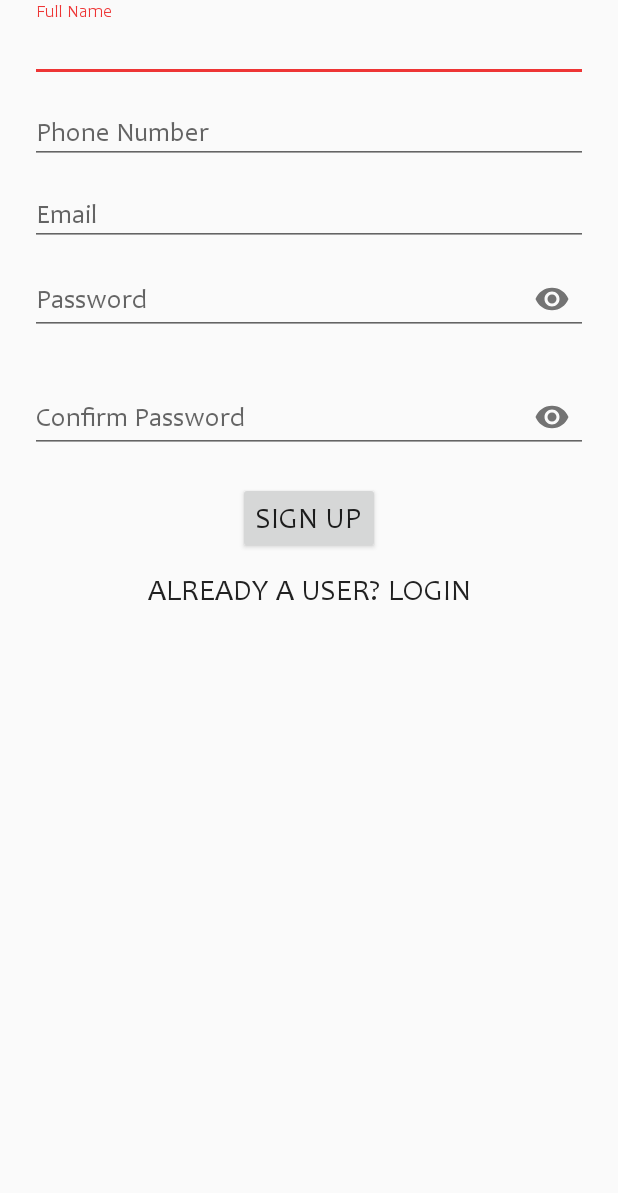
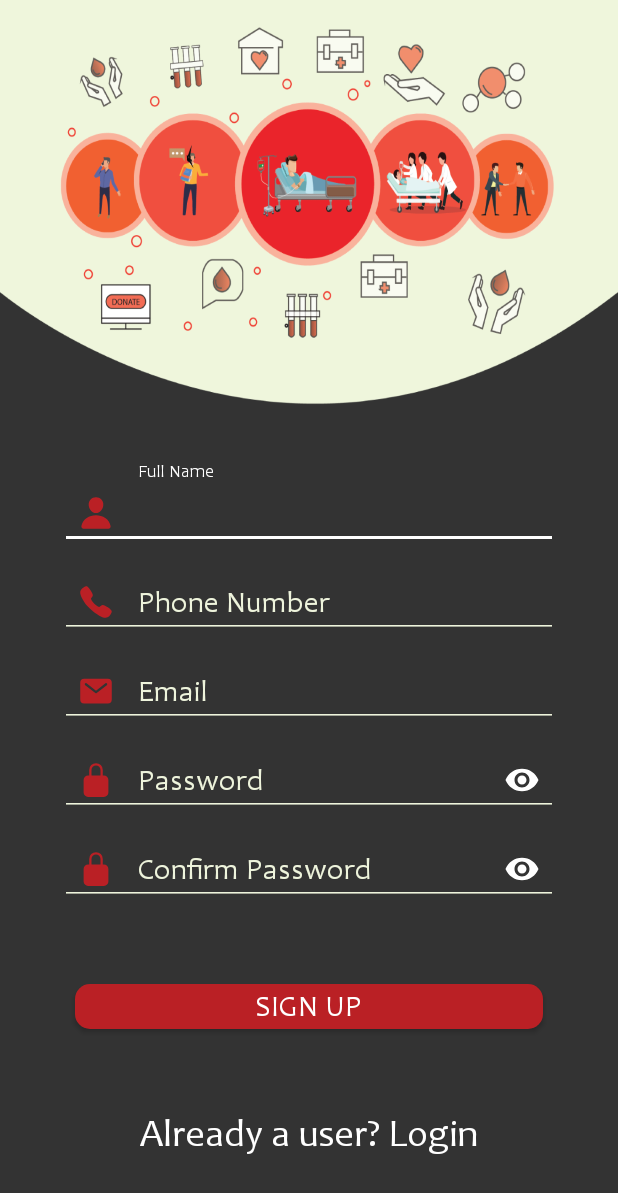
Before and after one commit to RzRiz/KinBloodDemo, an Android app: the MainActivity screen opened directly, with no data from a screen before it, on a phone screen of 412 x 824 dp. Shown: the top 1193 px of the screen. Run offline under Robolectric (Android 15) with nearby library versions, the phone set to English and light mode, and no system bars; 4 statements that could not run were skipped.

Commit message:
5th commit

```diff
--- /dev/null
+++ b/app/src/main/res/drawable/ic_call.xml
@@ -0,0 +1,10 @@
+<vector
+    xmlns:android="http://schemas.android.com/apk/res/android"
+    android:width="24dp"
+    android:height="24dp"
+    android:viewportWidth="512"
+    android:viewportHeight="512">
+    <path
+        android:fillColor="#FF000000"
+        android:pathData="M391,480c-19.52,0 -46.94,-7.06 -88,-30 -49.93,-28 -88.55,-53.85 -138.21,-103.38C116.91,298.77 93.61,267.79 61,208.45c-36.84,-67 -30.56,-102.12 -23.54,-117.13C45.82,73.38 58.16,62.65 74.11,52A176.3,176.3 0,0 1,102.75 36.8c1,-0.43 1.93,-0.84 2.76,-1.21 4.95,-2.23 12.45,-5.6 21.95,-2 6.34,2.38 12,7.25 20.86,16 18.17,17.92 43,57.83 52.16,77.43 6.15,13.21 10.22,21.93 10.23,31.71 0,11.45 -5.76,20.28 -12.75,29.81 -1.31,1.79 -2.61,3.5 -3.87,5.16 -7.61,10 -9.28,12.89 -8.18,18.05 2.23,10.37 18.86,41.24 46.19,68.51s57.31,42.85 67.72,45.07c5.38,1.15 8.33,-0.59 18.65,-8.47 1.48,-1.13 3,-2.3 4.59,-3.47 10.66,-7.93 19.08,-13.54 30.26,-13.54h0.06c9.73,0 18.06,4.22 31.86,11.18 18,9.08 59.11,33.59 77.14,51.78 8.77,8.84 13.66,14.48 16.05,20.81 3.6,9.53 0.21,17 -2,22 -0.37,0.83 -0.78,1.74 -1.21,2.75a176.49,176.49 0,0 1,-15.29 28.58c-10.63,15.9 -21.4,28.21 -39.38,36.58A67.42,67.42 0,0 1,391 480Z"/>
+</vector>
--- a/app/src/main/res/drawable/ic_mail.xml
+++ b/app/src/main/res/drawable/ic_mail.xml
@@ -5,6 +5,6 @@
     android:viewportWidth="512"
     android:viewportHeight="512">
   <path
-      android:fillColor="@color/colorPrimary"
+      android:fillColor="#FF000000"
       android:pathData="M424,80L88,80a56.06,56.06 0,0 0,-56 56L32,376a56.06,56.06 0,0 0,56 56L424,432a56.06,56.06 0,0 0,56 -56L480,136A56.06,56.06 0,0 0,424 80ZM409.82,172.63 L265.82,284.63a16,16 0,0 1,-19.64 0l-144,-112a16,16 0,1 1,19.64 -25.26L256,251.73 390.18,147.37a16,16 0,0 1,19.64 25.26Z"/>
 </vector>
--- a/app/src/main/res/drawable/ic_password.xml
+++ b/app/src/main/res/drawable/ic_password.xml
@@ -1,9 +1,10 @@
-<vector xmlns:android="http://schemas.android.com/apk/res/android"
+<vector
+    xmlns:android="http://schemas.android.com/apk/res/android"
     android:width="24dp"
     android:height="24dp"
     android:viewportWidth="512"
     android:viewportHeight="512">
   <path
-      android:fillColor="@color/colorPrimary"
+      android:fillColor="#FF000000"
       android:pathData="M368,192L352,192L352,112a96,96 0,1 0,-192 0v80L144,192a64.07,64.07 0,0 0,-64 64L80,432a64.07,64.07 0,0 0,64 64L368,496a64.07,64.07 0,0 0,64 -64L432,256A64.07,64.07 0,0 0,368 192ZM320,192L192,192L192,112a64,64 0,1 1,128 0Z"/>
 </vector>
--- /dev/null
+++ b/app/src/main/res/drawable/ic_person.xml
@@ -0,0 +1,13 @@
+<vector
+    xmlns:android="http://schemas.android.com/apk/res/android"
+    android:width="24dp"
+    android:height="24dp"
+    android:viewportWidth="512"
+    android:viewportHeight="512">
+    <path
+        android:fillColor="#FF000000"
+        android:pathData="M332.64,64.58C313.18,43.57 286,32 256,32c-30.16,0 -57.43,11.5 -76.8,32.38 -19.58,21.11 -29.12,49.8 -26.88,80.78C156.76,206.28 203.27,256 256,256s99.16,-49.71 103.67,-110.82C361.94,114.48 352.34,85.85 332.64,64.58Z"/>
+    <path
+        android:fillColor="#FF000000"
+        android:pathData="M432,480H80A31,31 0,0 1,55.8 468.87c-6.5,-7.77 -9.12,-18.38 -7.18,-29.11C57.06,392.94 83.4,353.61 124.8,326c36.78,-24.51 83.37,-38 131.2,-38s94.42,13.5 131.2,38c41.4,27.6 67.74,66.93 76.18,113.75 1.94,10.73 -0.68,21.34 -7.18,29.11A31,31 0,0 1,432 480Z"/>
+</vector>
--- a/app/src/main/res/layout/activity_login.xml
+++ b/app/src/main/res/layout/activity_login.xml
@@ -12,7 +12,7 @@
     <androidx.constraintlayout.widget.ConstraintLayout
         android:layout_width="match_parent"
         android:layout_height="match_parent"
-        android:background="@drawable/ig_app">
+        android:background="@drawable/ig_kin">
 
         <LinearLayout
             android:id="@+id/linearLayout1"
@@ -67,7 +67,7 @@
             <Button
                 android:id="@+id/btn_login"
                 android:layout_width="match_parent"
-                android:layout_height="40dp"
+                android:layout_height="30dp"
                 android:background="@drawable/primary_rounded_rectangle"
                 android:text="login"
                 android:textSize="20sp"
--- a/app/src/main/res/layout/activity_main.xml
+++ b/app/src/main/res/layout/activity_main.xml
@@ -1,100 +1,153 @@
 <?xml version="1.0" encoding="utf-8"?>
-<ScrollView xmlns:android="http://schemas.android.com/apk/res/android"
+<androidx.constraintlayout.widget.ConstraintLayout
+    xmlns:android="http://schemas.android.com/apk/res/android"
     xmlns:app="http://schemas.android.com/apk/res-auto"
     xmlns:tools="http://schemas.android.com/tools"
     android:layout_width="match_parent"
     android:layout_height="match_parent"
+    android:background="@color/colorAsh"
     tools:context=".MainActivity">
 
+    <androidx.constraintlayout.widget.ConstraintLayout
+        android:layout_width="match_parent"
+        android:layout_height="match_parent"
+        android:background="@drawable/ig_app">
+
         <LinearLayout
+            android:id="@+id/linearLayout"
             android:layout_width="match_parent"
             android:layout_height="wrap_content"
-        android:layout_marginLeft="20dp"
-        android:layout_marginRight="20dp"
-        android:orientation="vertical">
-
+            android:orientation="vertical"
+            app:layout_constraintTop_toTopOf="parent"
+            app:layout_constraintBottom_toBottomOf="parent"
+            android:layout_marginTop="85dp">
 
             <com.google.android.material.textfield.TextInputLayout
                 android:layout_width="match_parent"
-            android:layout_height="wrap_content">
+                android:layout_height="wrap_content"
+                app:startIconDrawable="@drawable/ic_person"
+                app:startIconTint="@color/colorPrimary"
+                android:layout_marginHorizontal="40dp"
+                android:theme="@style/TextInputLayoutAppearance">
 
                 <com.google.android.material.textfield.TextInputEditText
                     android:id="@+id/et_fullname"
                     android:layout_width="match_parent"
                     android:layout_height="wrap_content"
+                    android:layout_gravity="center"
                     android:hint="Full Name"
-                android:inputType="text" />
+                    android:inputType="text"
+                    android:textColor="@color/colorWhite"
+                    android:textSize="20sp" />
             </com.google.android.material.textfield.TextInputLayout>
 
             <com.google.android.material.textfield.TextInputLayout
                 android:layout_width="match_parent"
-            android:layout_height="wrap_content">
+                android:layout_height="wrap_content"
+                app:startIconDrawable="@drawable/ic_call"
+                app:startIconTint="@color/colorPrimary"
+                android:layout_marginHorizontal="40dp"
+                android:theme="@style/TextInputLayoutAppearance">
 
                 <com.google.android.material.textfield.TextInputEditText
                     android:id="@+id/et_phoneNumber"
                     android:layout_width="match_parent"
                     android:layout_height="wrap_content"
+                    android:layout_gravity="center"
                     android:hint="Phone Number"
-                android:inputType="phone" />
+                    android:inputType="phone"
+                    android:textColor="@color/colorWhite"
+                    android:textSize="20sp" />
             </com.google.android.material.textfield.TextInputLayout>
 
             <com.google.android.material.textfield.TextInputLayout
                 android:layout_width="match_parent"
-            android:layout_height="wrap_content">
+                android:layout_height="wrap_content"
+                app:startIconDrawable="@drawable/ic_mail"
+                app:startIconTint="@color/colorPrimary"
+                android:layout_marginHorizontal="40dp"
+                android:theme="@style/TextInputLayoutAppearance">
 
                 <com.google.android.material.textfield.TextInputEditText
                     android:id="@+id/et_email"
                     android:layout_width="match_parent"
                     android:layout_height="wrap_content"
+                    android:layout_gravity="center"
                     android:hint="Email"
-                android:inputType="textEmailAddress" />
+                    android:inputType="textEmailAddress"
+                    android:textColor="@color/colorWhite"
+                    android:textSize="20sp" />
             </com.google.android.material.textfield.TextInputLayout>
 
             <com.google.android.material.textfield.TextInputLayout
                 android:layout_width="match_parent"
                 android:layout_height="wrap_content"
                 app:passwordToggleEnabled="true"
-            app:errorEnabled="true"
-            android:id="@+id/et_password">
+                app:startIconDrawable="@drawable/ic_password"
+                app:startIconTint="@color/colorPrimary"
+                app:passwordToggleTint="@color/colorWhite"
+                android:layout_marginHorizontal="40dp"
+                android:theme="@style/TextInputLayoutAppearance">
 
                 <com.google.android.material.textfield.TextInputEditText
+                    android:id="@+id/et_password"
                     android:layout_width="match_parent"
                     android:layout_height="wrap_content"
+                    android:layout_gravity="center"
                     android:hint="Password"
-                android:inputType="textPassword" />
+                    android:inputType="textPassword"
+                    android:textColor="@color/colorWhite"
+                    android:textSize="20sp" />
             </com.google.android.material.textfield.TextInputLayout>
 
             <com.google.android.material.textfield.TextInputLayout
                 android:layout_width="match_parent"
                 android:layout_height="wrap_content"
                 app:passwordToggleEnabled="true"
-            app:errorEnabled="true"
-            android:id="@+id/et_confirmPassword">
+                app:startIconDrawable="@drawable/ic_password"
+                app:startIconTint="@color/colorPrimary"
+                app:passwordToggleTint="@color/colorWhite"
+                android:layout_marginHorizontal="40dp"
+                android:theme="@style/TextInputLayoutAppearance">
 
                 <com.google.android.material.textfield.TextInputEditText
+                    android:id="@+id/et_confirmPassword"
                     android:layout_width="match_parent"
                     android:layout_height="wrap_content"
+                    android:layout_gravity="center"
                     android:hint="Confirm Password"
-                android:inputType="textPassword" />
+                    android:inputType="textPassword"
+                    android:textColor="@color/colorWhite"
+                    android:textSize="20sp" />
             </com.google.android.material.textfield.TextInputLayout>
+        </LinearLayout>
 
         <Button
             android:id="@+id/btn_signUp"
+            android:layout_width="match_parent"
+            android:layout_height="30dp"
+            android:background="@drawable/primary_rounded_rectangle"
+            android:text="sign up"
+            android:textSize="20sp"
+            android:textColor="@color/colorWhite"
+            android:layout_marginHorizontal="50dp"
+            app:layout_constraintStart_toStartOf="parent"
+            app:layout_constraintEnd_toEndOf="parent"
+            app:layout_constraintTop_toBottomOf="@+id/linearLayout"
+            app:layout_constraintBottom_toTopOf="@id/button" />
+
+        <TextView
+            android:id="@+id/button"
             android:layout_width="wrap_content"
             android:layout_height="wrap_content"
-            android:layout_gravity="center_horizontal"
-            android:text="sign up"
-            android:textSize="20sp" />
-
-        <Button
-            android:layout_width="wrap_content"
-            android:layout_height="wrap_content"
-            android:layout_gravity="center_horizontal"
             android:onClick="signuptologin"
             android:text="Already a user? Login"
-            android:background="#00000000"
-            android:textSize="20sp" />
-
-    </LinearLayout>
-
-</ScrollView>
+            android:textSize="25sp"
+            android:textColor="@color/colorWhite"
+            android:layout_gravity="center"
+            app:layout_constraintStart_toStartOf="parent"
+            app:layout_constraintEnd_toEndOf="parent"
+            app:layout_constraintTop_toBottomOf="@+id/btn_signUp"
+            app:layout_constraintBottom_toBottomOf="parent" />
+    </androidx.constraintlayout.widget.ConstraintLayout>
+</androidx.constraintlayout.widget.ConstraintLayout>
```
Also changed, not shown: app/src/main/res/drawable/ic_call.png (deleted), app/src/main/res/drawable/ig_kin.png (added). Lines whose indentation alone changed are shown as unchanged.
